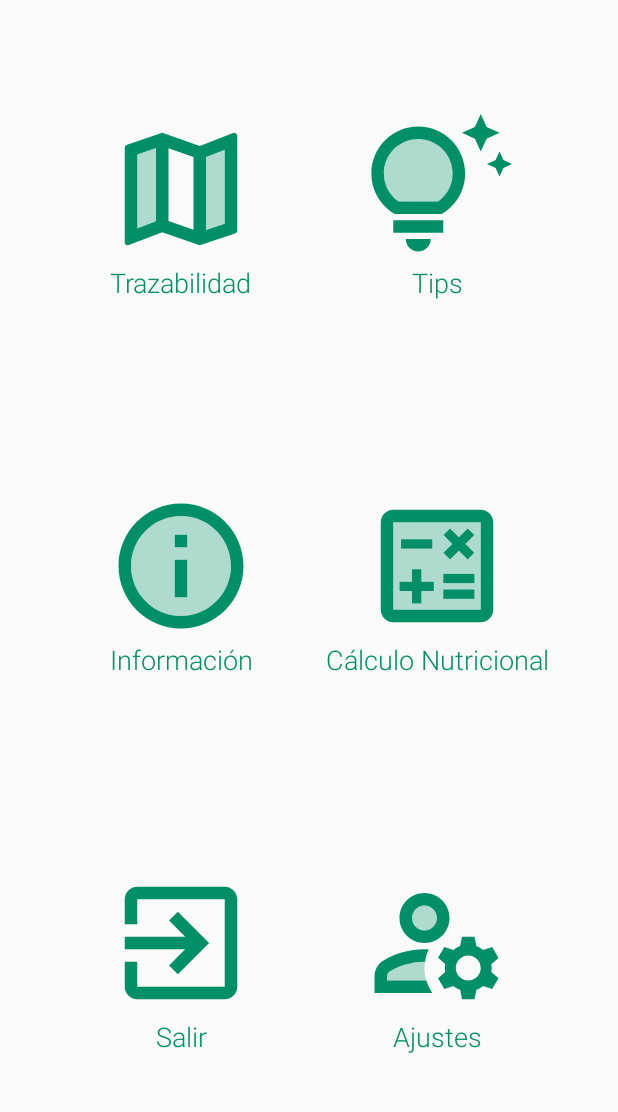
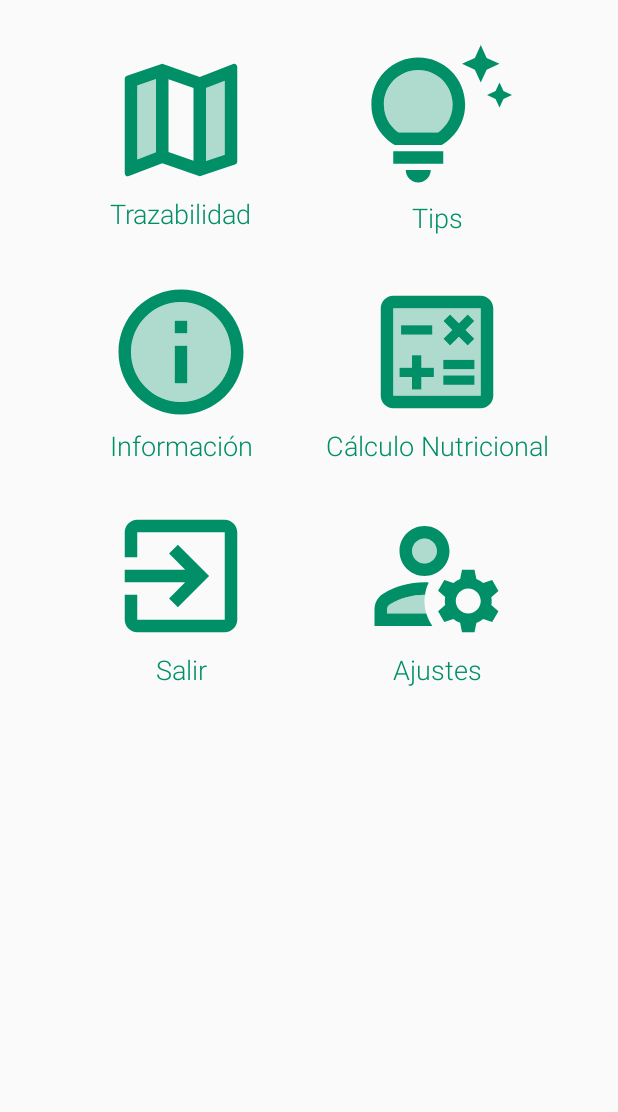
Before and after one commit to UPclopezpProjects/AplicacionMovil, an Android app: the Trazabilidad screen opened directly, with no data from a screen before it, on a phone screen of 412 x 824 dp, the part 105-1217 px from its top. Run offline under Robolectric (Android 15) with nearby library versions, the phone set to English and light mode, and no system bars.

Commit message:
menú de trazabilidad
hice algunas mejora al menú de trazabilidad para que pueda rotarse sin perderse elementos en la pantalla

```diff
--- a/app/src/main/res/layout/activity_trazabilidad.xml
+++ b/app/src/main/res/layout/activity_trazabilidad.xml
@@ -1,5 +1,5 @@
 <?xml version="1.0" encoding="utf-8"?>
-<LinearLayout xmlns:android="http://schemas.android.com/apk/res/android"
+<ScrollView xmlns:android="http://schemas.android.com/apk/res/android"
     xmlns:app="http://schemas.android.com/apk/res-auto"
     xmlns:tools="http://schemas.android.com/tools"
     android:layout_width="match_parent"
@@ -8,11 +8,15 @@
     android:orientation="vertical">
 
     <LinearLayout
+        android:layout_width="match_parent"
+        android:layout_height="wrap_content"
+        android:orientation="vertical">
+
+        <LinearLayout
             android:id="@+id/linearLayout1"
             android:layout_width="match_parent"
             android:layout_height="wrap_content"
-        android:orientation="horizontal"
-        tools:ignore="MissingConstraints">
+            android:orientation="vertical">
 
             <androidx.constraintlayout.widget.ConstraintLayout
                 android:layout_width="match_parent"
@@ -22,6 +26,7 @@
                     android:id="@+id/imageView2"
                     android:layout_width="70sp"
                     android:layout_height="70sp"
+                    android:contentDescription="@string/todo"
                     app:layout_constraintBottom_toBottomOf="parent"
                     app:layout_constraintStart_toStartOf="parent"
                     app:layout_constraintTop_toTopOf="parent"
@@ -33,7 +38,9 @@
                     android:layout_height="70sp"
                     android:background="@drawable/ic_baseline_arrow_back_24"
                     android:foreground="?android:attr/selectableItemBackground"
-                app:layout_constraintEnd_toEndOf="parent" />
+                    app:layout_constraintBottom_toBottomOf="parent"
+                    app:layout_constraintEnd_toEndOf="parent"
+                    app:layout_constraintTop_toTopOf="parent" />
 
 
             </androidx.constraintlayout.widget.ConstraintLayout>
@@ -44,7 +51,7 @@
             android:layout_width="match_parent"
             android:layout_height="0dp"
             android:layout_weight="1"
-        android:orientation="horizontal">
+            android:orientation="vertical">
 
             <androidx.constraintlayout.widget.ConstraintLayout
                 android:layout_width="match_parent"
@@ -55,9 +62,10 @@
                     android:layout_width="wrap_content"
                     android:layout_height="wrap_content"
                     android:fontFamily="sans-serif-light"
-                android:text="Tips"
+                    android:text="@string/tips"
                     android:textColor="@color/colorPrimary"
                     android:textSize="18sp"
+                    app:layout_constraintBottom_toBottomOf="parent"
                     app:layout_constraintEnd_toEndOf="@+id/BTTips"
                     app:layout_constraintStart_toStartOf="@+id/BTTips"
                     app:layout_constraintTop_toBottomOf="@+id/BTTips" />
@@ -67,9 +75,9 @@
                     android:layout_width="100sp"
                     android:layout_height="100sp"
                     android:background="@drawable/tips"
+                    android:foreground="?android:attr/selectableItemBackground"
                     app:layout_constraintBottom_toBottomOf="parent"
                     app:layout_constraintEnd_toEndOf="parent"
-                android:foreground="?android:attr/selectableItemBackground"
                     app:layout_constraintStart_toEndOf="@+id/BTTrazabilidad"
                     app:layout_constraintTop_toTopOf="parent" />
 
@@ -77,10 +85,12 @@
                     android:id="@+id/textView5"
                     android:layout_width="wrap_content"
                     android:layout_height="wrap_content"
+                    android:layout_marginBottom="5dp"
                     android:fontFamily="sans-serif-light"
-                android:text="Trazabilidad"
+                    android:text="@string/trazabilidad"
                     android:textColor="@color/colorPrimary"
                     android:textSize="18sp"
+                    app:layout_constraintBottom_toBottomOf="parent"
                     app:layout_constraintEnd_toEndOf="@+id/BTTrazabilidad"
                     app:layout_constraintStart_toStartOf="@+id/BTTrazabilidad"
                     app:layout_constraintTop_toBottomOf="@+id/BTTrazabilidad" />
@@ -115,9 +125,10 @@
                     android:layout_width="wrap_content"
                     android:layout_height="wrap_content"
                     android:fontFamily="sans-serif-light"
-                android:text="Cálculo Nutricional"
+                    android:text="@string/c_lculo_nutricional"
                     android:textColor="@color/colorPrimary"
                     android:textSize="18sp"
+                    app:layout_constraintBottom_toBottomOf="parent"
                     app:layout_constraintEnd_toEndOf="@+id/BTCalculo"
                     app:layout_constraintStart_toStartOf="@+id/BTCalculo"
                     app:layout_constraintTop_toBottomOf="@+id/BTCalculo" />
@@ -138,9 +149,10 @@
                     android:layout_width="wrap_content"
                     android:layout_height="wrap_content"
                     android:fontFamily="sans-serif-light"
-                android:text="Información"
+                    android:text="@string/informaci_n"
                     android:textColor="@color/colorPrimary"
                     android:textSize="18sp"
+                    app:layout_constraintBottom_toBottomOf="parent"
                     app:layout_constraintEnd_toEndOf="@+id/BTInformacion"
                     app:layout_constraintStart_toStartOf="@+id/BTInformacion"
                     app:layout_constraintTop_toBottomOf="@+id/BTInformacion" />
@@ -166,15 +178,15 @@
 
             <androidx.constraintlayout.widget.ConstraintLayout
                 android:layout_width="match_parent"
-            android:layout_height="match_parent"
+                android:layout_height="0dp"
                 android:layout_weight="1">
 
                 <Button
                     android:id="@+id/BTSalir"
                     android:layout_width="100sp"
                     android:layout_height="100sp"
+                    android:background="@drawable/salir"
                     android:foreground="?android:attr/selectableItemBackground"
-                android:background="@drawable/salir"
                     app:layout_constraintBottom_toBottomOf="parent"
                     app:layout_constraintEnd_toStartOf="@+id/BTAjustes"
                     app:layout_constraintStart_toStartOf="parent"
@@ -185,9 +197,10 @@
                     android:layout_width="wrap_content"
                     android:layout_height="wrap_content"
                     android:fontFamily="sans-serif-light"
-                android:text="Salir"
+                    android:text="@string/salir"
                     android:textColor="@color/colorPrimary"
                     android:textSize="18sp"
+                    app:layout_constraintBottom_toBottomOf="parent"
                     app:layout_constraintEnd_toEndOf="@+id/BTSalir"
                     app:layout_constraintStart_toStartOf="@+id/BTSalir"
                     app:layout_constraintTop_toBottomOf="@+id/BTSalir" />
@@ -197,8 +210,8 @@
                     android:layout_width="100sp"
                     android:layout_height="100sp"
                     android:background="@drawable/ic_twotone_manage_accounts_24"
+                    android:foreground="?android:attr/selectableItemBackground"
                     app:layout_constraintBottom_toBottomOf="parent"
-                android:foreground="?android:attr/selectableItemBackground"
                     app:layout_constraintEnd_toEndOf="parent"
                     app:layout_constraintStart_toEndOf="@+id/BTSalir"
                     app:layout_constraintTop_toTopOf="parent" />
@@ -208,14 +221,21 @@
                     android:layout_width="wrap_content"
                     android:layout_height="wrap_content"
                     android:fontFamily="sans-serif-light"
-                android:text="Ajustes"
+                    android:text="@string/ajustes"
                     android:textColor="@color/colorPrimary"
                     android:textSize="18sp"
+                    app:layout_constraintBottom_toBottomOf="parent"
                     app:layout_constraintEnd_toEndOf="@+id/BTAjustes"
                     app:layout_constraintStart_toStartOf="@+id/BTAjustes"
                     app:layout_constraintTop_toBottomOf="@+id/BTAjustes" />
             </androidx.constraintlayout.widget.ConstraintLayout>
         </LinearLayout>
+    </LinearLayout>
 
 
-</LinearLayout>
+
+
+
+
+
+</ScrollView>
--- a/app/src/main/res/values/strings.xml
+++ b/app/src/main/res/values/strings.xml
@@ -20,4 +20,8 @@
     <string name="title_activity_datos_trazabilidad">Map</string>
     <string name="todo">TODO</string>
     <string name="por_favor_escanea_el_c_digo_qr_de_tu_aguacate_para_poder_continuar">Por favor escanea el código QR de tu aguacate para poder continuar</string>
+    <string name="trazabilidad">Trazabilidad</string>
+    <string name="ajustes">Ajustes</string>
+    <string name="salir">Salir</string>
+    <string name="informaci_n">Información</string>
 </resources>
```
Lines whose indentation alone changed are shown as unchanged.
